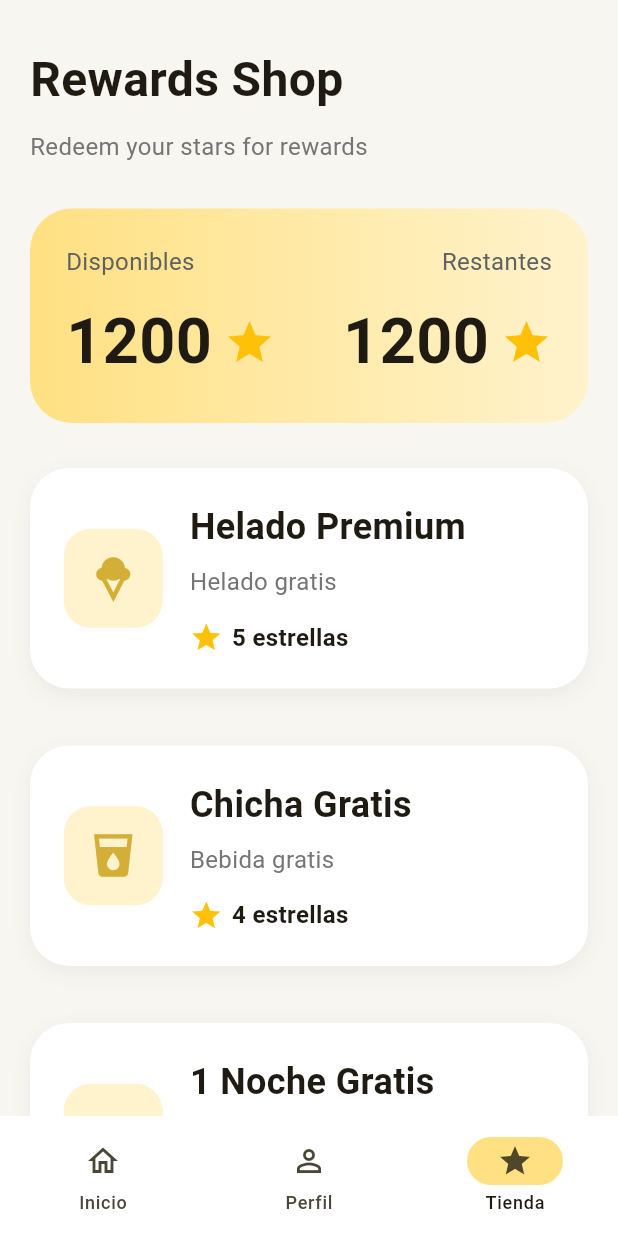
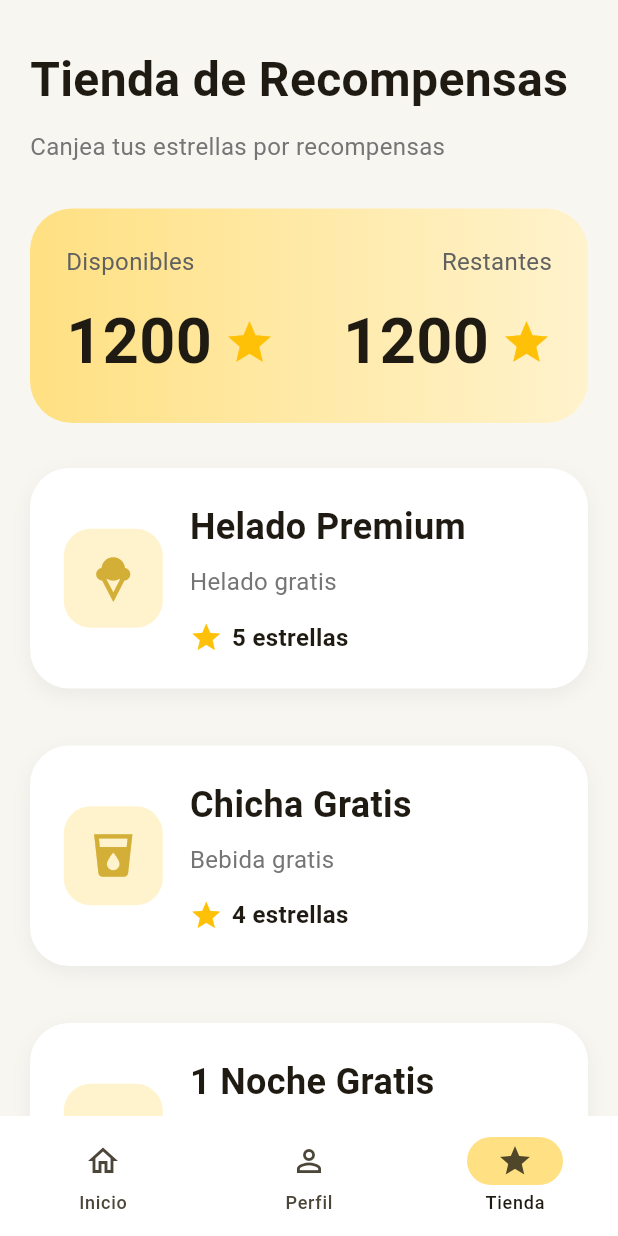
Before and after one commit to Walturx/ProyectoPrograMovil, a Flutter app: the RewardsShopPage screen opened by its route, on a phone screen of 412 x 824 dp. Run offline on Flutter 3.47's test engine with Material 3 defaults, Android fonts, the light colour scheme and no system bars; our stand-ins replace bloc, flutter_bloc, flutter_map, get, go_router, latlong2 and 3 more; accounts and stored records are empty.

Commit message:
cambios front

```diff
--- a/hotel_ya/lib/pages/rewards_shop/rewards_shop_page.dart
+++ b/hotel_ya/lib/pages/rewards_shop/rewards_shop_page.dart
@@ -47,7 +47,7 @@ class RewardsShopPage extends StatelessWidget {
 
                   /// TITLE
                   const Text(
-                    "Rewards Shop",
+                    "Tienda de Recompensas",
 
                     style: TextStyle(fontSize: 32, fontWeight: FontWeight.bold),
                   ),
@@ -55,7 +55,7 @@ class RewardsShopPage extends StatelessWidget {
                   const SizedBox(height: 10),
 
                   Text(
-                    "Redeem your stars for rewards",
+                    "Canjea tus estrellas por recompensas",
 
                     style: TextStyle(fontSize: 16, color: Colors.grey.shade600),
                   ),
```
Also changed, not shown: hotel_ya/lib/pages/reservation_details/reservation_details_controller.dart (added).
